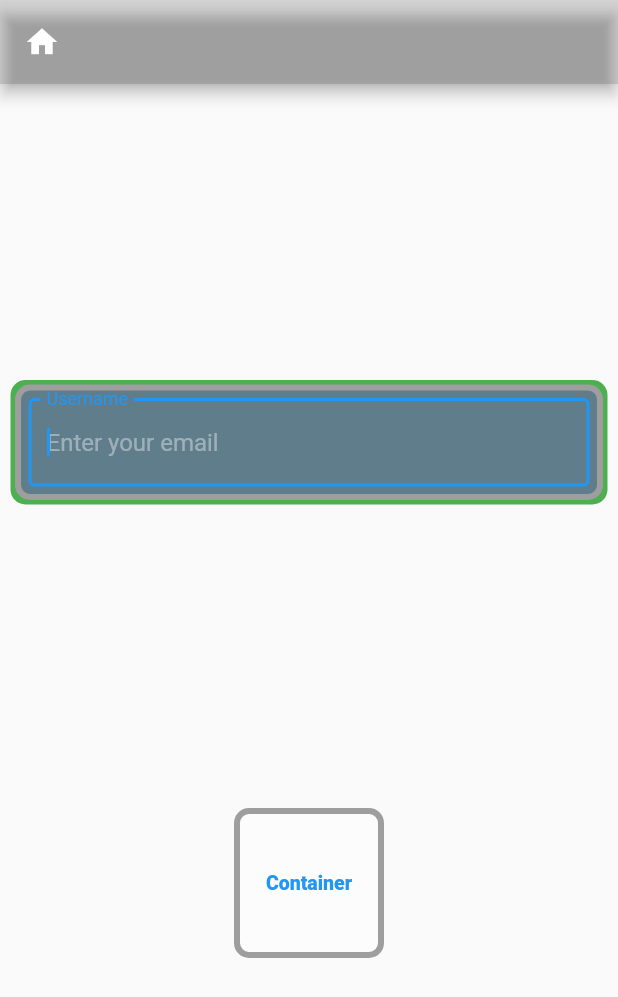
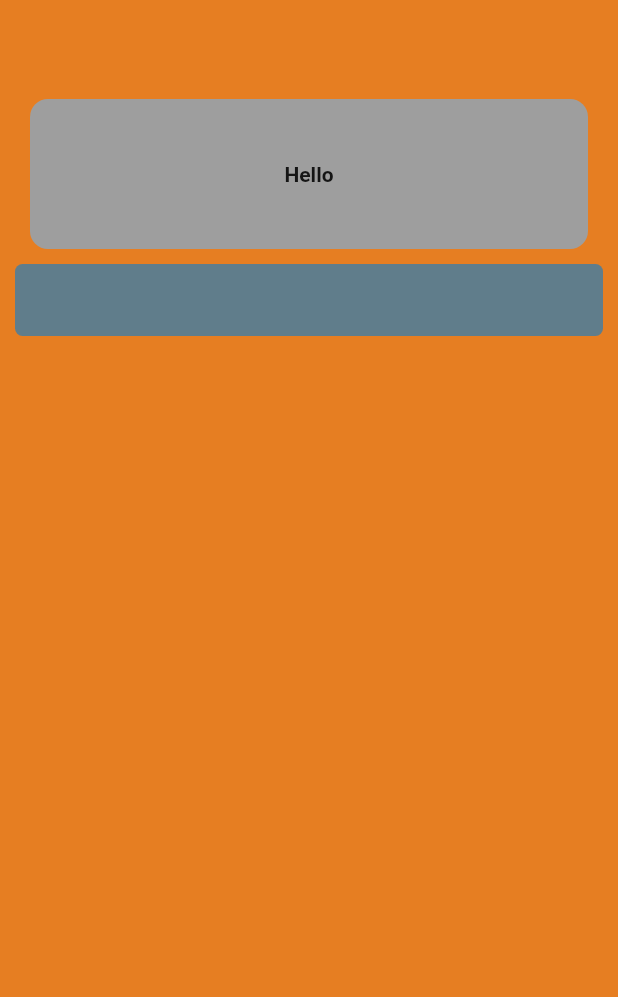
Before and after one commit to padulapankaja/auth-app-fl, a Flutter app: the screen it shows after launch, on a phone screen of 412 x 824 dp. Shown: the top 997 px of the screen. Run offline on Flutter 3.47's test engine with Material 2 defaults, Android fonts, the phone set to English and light mode, and no system bars.

Commit message:
add 2nd widghe

```diff
--- a/lib/main.dart
+++ b/lib/main.dart
@@ -1,3 +1,4 @@
+import 'package:flutter/cupertino.dart';
 import 'package:flutter/material.dart';
 
 void main() => runApp(MyApp());
@@ -7,67 +8,46 @@ class MyApp extends StatelessWidget {
   Widget build(BuildContext context) {
     return MaterialApp(
         title: "Hello Welcome",
-      home: Scaffold(
+        home: SafeArea(
+            child: Scaffold(
           appBar: AppBar(
-            backgroundColor: Colors.black12,
-            leading: Icon(Icons.home),
+            backgroundColor: Color.fromRGBO(230, 126, 34, 1.0),
+            elevation: 0.0,
           ),
-          body: Column(
-            mainAxisAlignment: MainAxisAlignment.spaceEvenly,
-            mainAxisSize: MainAxisSize.max,
-//          crossAxisAlignment: CrossAxisAlignment.center,
+          body: Container(
+              color: Color.fromRGBO(230, 126, 34, 1.0),
+              child: Column(
                 children: <Widget>[
-              Container(
-//                height: 100,
-//                width: 100,
-                margin:
-                    EdgeInsets.only(bottom: 5, left: 10, right: 10, top: 20),
-                alignment: Alignment.center,
-                child: TextField(
-//                  obscureText: true,
-                  autofocus: true,
-                  decoration: InputDecoration(
-                      border: OutlineInputBorder(),
-                      labelText: "Username",
-                      hintText: "Enter your email",
-                      hintStyle: TextStyle(color: Colors.white38)),
+                  Center(
+                    child: Container(
+                      height: 100,
+//                        width: 200,
+                      margin: EdgeInsets.only(left: 20, right: 20, top: 10),
+                      decoration: BoxDecoration(
+                          color: Colors.grey,
+                          borderRadius: BorderRadius.circular(12)),
+                      child: Center(
+                        child: Text(
+                          "Hello",
+                          style: TextStyle(
+                            fontSize: 14,
+                            fontWeight: FontWeight.w600,
                           ),
-                padding: EdgeInsets.all(5),
-                decoration: BoxDecoration(
-                  border: Border.all(width: 4, color: Colors.grey),
-                  color: Colors.blueGrey,
-                  borderRadius: BorderRadius.circular(10),
-                  boxShadow: [
-                    BoxShadow(color: Colors.green, spreadRadius: 3),
-                  ],
+                        ),
+                      ),
                     ),
                   ),
                   Container(
-                height: 100,
-                width: 100,
-                margin:
-                    EdgeInsets.only(bottom: 5, left: 10, right: 10, top: 20),
-                alignment: Alignment.center,
-                child: Text(
-                  "Container",
-                  style: TextStyle(
-                    color: Colors.blue,
-                    fontSize: 13,
-                    fontWeight: FontWeight.w800,
+                    margin: EdgeInsets.only(left: 10, right: 10, top: 10),
+                    decoration: BoxDecoration(
+                        color: Colors.blueGrey,
+                        borderRadius: BorderRadius.circular(5)),
+                    child: TextField(
+                      decoration: InputDecoration(border: InputBorder.none),
                     ),
-                ),
-                padding: EdgeInsets.all(5),
-                decoration: BoxDecoration(
-                  border: Border.all(width: 4, color: Colors.grey),
-                  color: Colors.white38,
-                  borderRadius: BorderRadius.circular(10),
-                  boxShadow: [
-                    BoxShadow(color: Colors.transparent, spreadRadius: 3),
-                  ],
-                ),
-              ),
+                  )
                 ],
               )),
-    );
+        )));
   }
 }
```
Lines whose indentation alone changed are shown as unchanged.
